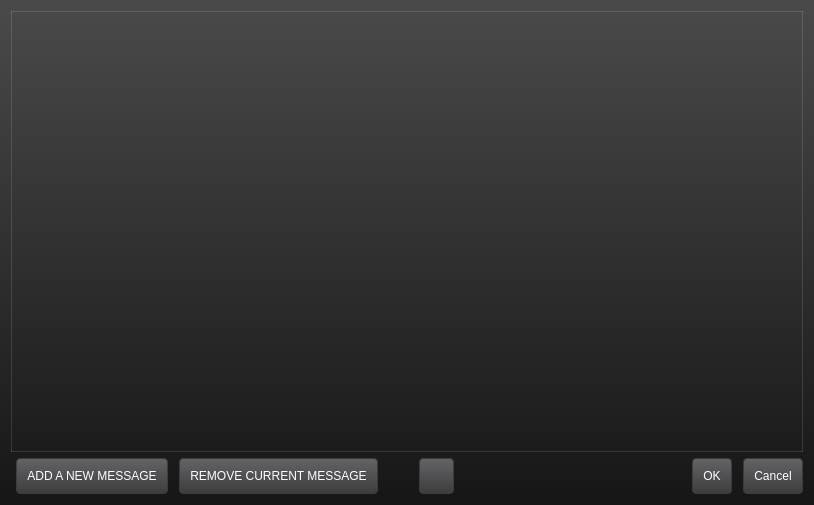
Old version of the form extoscpatternask.ui in the repository buzzinglight/IanniX.
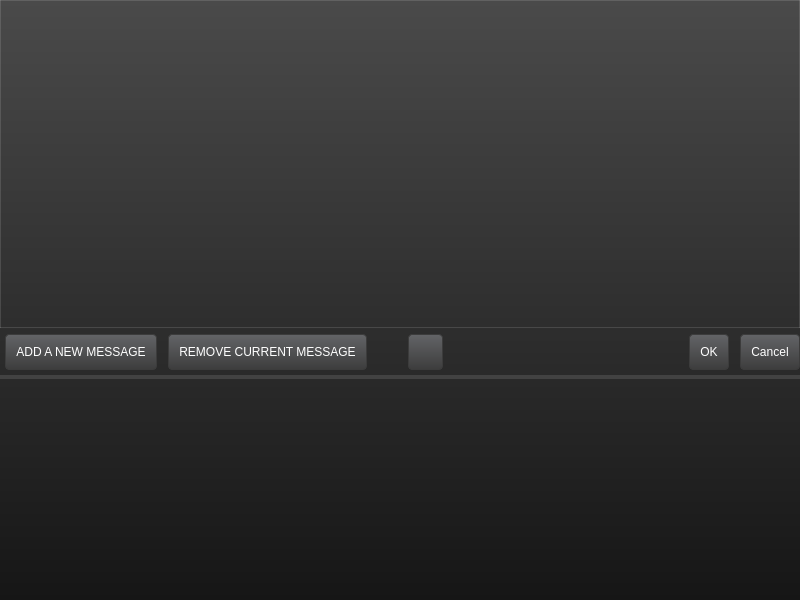
New version of the form. Icons and pictures are not drawn. Custom widgets are drawn as their Qt base class.

The edit to the form file:
```diff
--- a/extoscpatternask.ui
+++ b/extoscpatternask.ui
@@ -6,8 +6,8 @@
    <rect>
     <x>0</x>
     <y>0</y>
-    <width>814</width>
-    <height>505</height>
+    <width>800</width>
+    <height>600</height>
    </rect>
   </property>
   <property name="windowTitle">
@@ -172,9 +172,58 @@
 QSplitter::handle:horizontal	 	{	width: 4px; }
 QSplitter::handle:vertical     		{	height: 4px; }
 
+
+
+
+
+QTabWidget::pane {	
+}
+
+QTabWidget::tab-bar {
+	left: 5px;
+}
+QTabWidget {
+	border: 0px transparent;
+}
+QTabBar::tab {
+	background-color: rgba(255, 255, 255, 120);
+	padding: 2px;
+    border-top-left-radius: 4px;
+    border-top-right-radius: 4px;
+    min-width: 100px;
+    min-height: 15px;
+	font: bold;
+}
+QTabBar::tab:selected {
+	background-color: rgb(255, 87, 0);
+	color: white;
+}
+QTabBar::tab:hover {
+	color: white;
+}
+QTabBar::tab:!selected {
+     margin-top: 2px;
+}
+
 </string>
   </property>
+  <layout class="QVBoxLayout" name="verticalLayout_2">
+   <property name="spacing">
+    <number>0</number>
+   </property>
+   <property name="margin">
+    <number>0</number>
+   </property>
+   <item>
+    <widget class="QSplitter" name="splitter">
+     <property name="orientation">
+      <enum>Qt::Vertical</enum>
+     </property>
+     <widget class="QWidget" name="layoutWidget">
   <layout class="QVBoxLayout" name="verticalLayout">
+       <property name="bottomMargin">
+        <number>5</number>
+       </property>
    <item>
     <widget class="QTabWidget" name="tabs">
      <property name="currentIndex">
@@ -227,7 +276,7 @@
       </spacer>
      </item>
      <item>
-      <widget class="QPushButton" name="help">
+          <widget class="QPushButton" name="help_button">
        <property name="minimumSize">
         <size>
          <width>40</width>
@@ -282,6 +331,29 @@
    </item>
   </layout>
  </widget>
+     <widget class="UiHelp" name="help" native="true">
+      <property name="maximumSize">
+       <size>
+        <width>16777215</width>
+        <height>300</height>
+       </size>
+      </property>
+      <property name="focusPolicy">
+       <enum>Qt::NoFocus</enum>
+      </property>
+     </widget>
+    </widget>
+   </item>
+  </layout>
+ </widget>
+ <customwidgets>
+  <customwidget>
+   <class>UiHelp</class>
+   <extends>QWidget</extends>
+   <header>uihelp.h</header>
+   <container>1</container>
+  </customwidget>
+ </customwidgets>
  <tabstops>
   <tabstop>addButton</tabstop>
   <tabstop>help</tabstop>
```
Left out of the diff: 20 changed lines with no effect on the pictures. Lines whose indentation alone changed are shown as unchanged.
